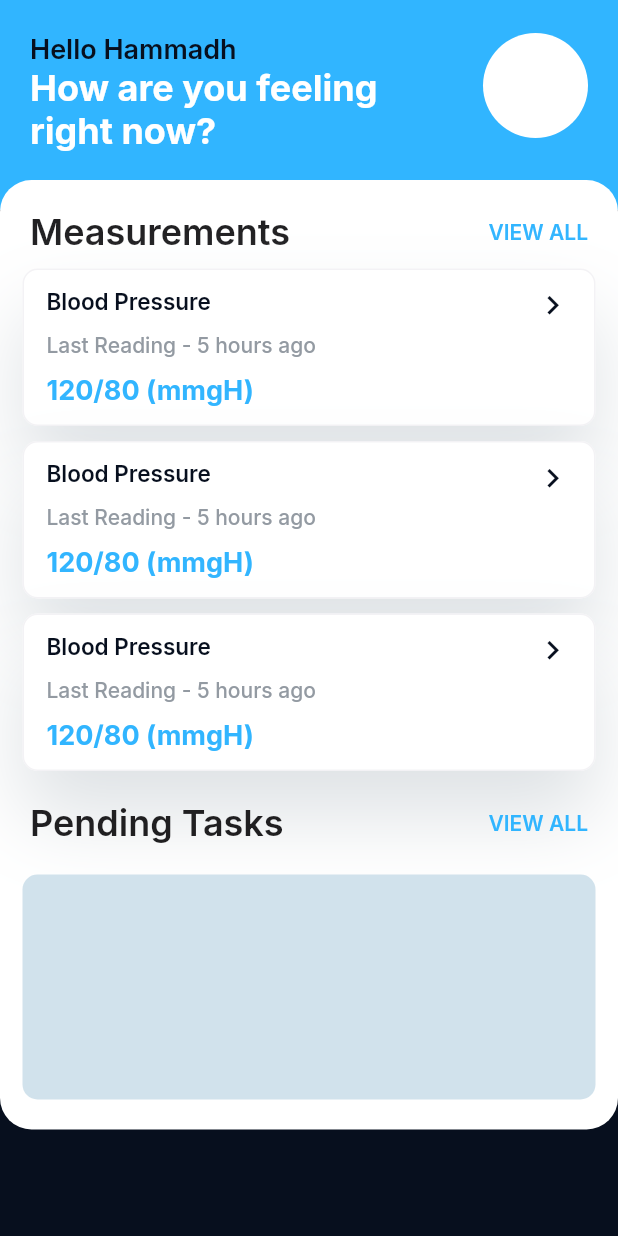
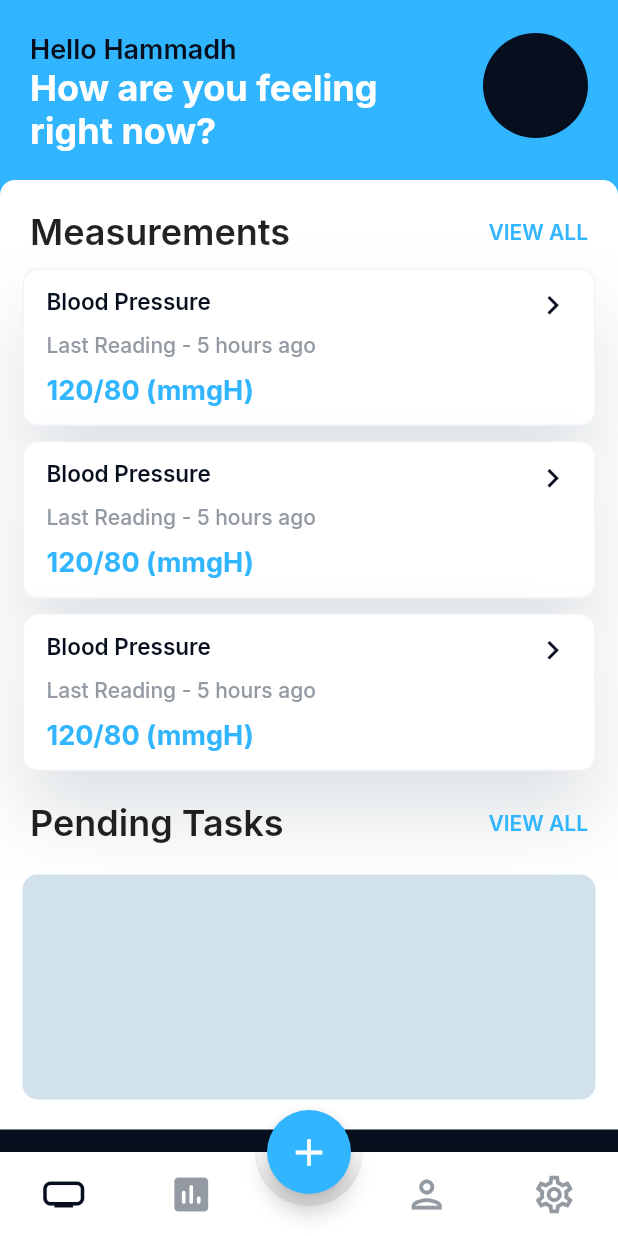
Before and after one commit to hammvdh/vitalrpm, a Flutter app: the screen it shows after launch, after a tap on "Don't have an account yet?", on a phone screen of 412 x 824 dp. Run offline on Flutter 3.47's test engine with Material 2 defaults, Android fonts, the light colour scheme and no system bars; drawn by our look-alikes of animated_bottom_navigation_bar; our stand-ins replace firebase_auth, firebase_core, flutter_local_notifications, google_fonts, shared_preferences; accounts and stored records are empty.

Commit message:
animated_bottom_navigation_bar

```diff
--- a/implementation/vitalrpm/lib/const/color_const.dart
+++ b/implementation/vitalrpm/lib/const/color_const.dart
@@ -3,7 +3,7 @@ import 'package:flutter/material.dart';
 class AppColors {
   static Color blue = const Color(0xFF31B5FF);
   static Color darkBlue = const Color(0xFF070F1E);
-  static Color grey = const Color(0xFFF6F6F6);
+  static Color grey = const Color(0xFF939AA2);
   static Color textgrey = const Color(0xFF939AA2);
   static Color textblack = const Color(0xFF201F21);
 }
--- a/implementation/vitalrpm/lib/screens/home_dashboard.dart
+++ b/implementation/vitalrpm/lib/screens/home_dashboard.dart
@@ -2,6 +2,7 @@ import 'package:flutter/material.dart';
 import 'package:google_fonts/google_fonts.dart';
 import 'package:vitalrpm/const/color_const.dart';
 import '../app_localizations.dart';
+import 'package:animated_bottom_navigation_bar/animated_bottom_navigation_bar.dart';
 
 class HomeDashboard extends StatefulWidget {
   const HomeDashboard({Key? key}) : super(key: key);
@@ -22,16 +23,52 @@ class _HomeDashboardState extends State<HomeDashboard> {
     super.initState();
   }
 
+  final iconList = <IconData>[
+    Icons.home_max_outlined,
+    Icons.assessment_rounded,
+    Icons.person_outlined,
+    Icons.settings_outlined,
+  ];
+  var bottomNavIndex = 0;
+
   @override
   Widget build(BuildContext context) {
     local = AppLocalizations.of(context)!;
     screenWidth = MediaQuery.of(context).size.width;
+
     return WillPopScope(
       onWillPop: () async {
         return false;
       },
       child: Scaffold(
+        extendBody: true, // very important as noted
         backgroundColor: AppColors.darkBlue,
+        floatingActionButton: FloatingActionButton(
+          backgroundColor: AppColors.blue,
+          onPressed: (() => {}),
+          child: const Icon(
+            Icons.add,
+            color: Colors.white,
+            size: 30,
+          ),
+        ),
+        floatingActionButtonLocation: FloatingActionButtonLocation.centerDocked,
+        bottomNavigationBar: Container(
+          color: Colors.white,
+          child: AnimatedBottomNavigationBar(
+            elevation: 10,
+            backgroundColor: Colors.white,
+            icons: iconList,
+            iconSize: 30,
+            activeIndex: bottomNavIndex,
+            activeColor: AppColors.darkBlue,
+            inactiveColor: AppColors.grey,
+            gapLocation: GapLocation.center,
+            notchSmoothness: NotchSmoothness.softEdge,
+            onTap: (index) => setState(() => bottomNavIndex = index),
+            //other params
+          ),
+        ),
         body: SafeArea(
           child: SingleChildScrollView(
             child: Stack(
@@ -77,8 +114,9 @@ class _HomeDashboardState extends State<HomeDashboard> {
                           height: 70,
                           width: 70,
                           decoration: BoxDecoration(
-                                color: Colors.white,
-                                borderRadius: BorderRadius.circular(50)),
+                            color: AppColors.darkBlue,
+                            borderRadius: BorderRadius.circular(50),
+                          ),
                         )
                       ],
                     ),
@@ -87,9 +125,12 @@ class _HomeDashboardState extends State<HomeDashboard> {
                 Container(
                   width: screenWidth,
                   margin: const EdgeInsets.only(top: 120),
-                    decoration: BoxDecoration(
+                  decoration: const BoxDecoration(
                     color: Colors.white,
-                      borderRadius: BorderRadius.circular(21),
+                    borderRadius: BorderRadius.only(
+                      topLeft: Radius.circular(10),
+                      topRight: Radius.circular(10),
+                    ),
                   ),
                   child: Column(
                       mainAxisAlignment: MainAxisAlignment.start,
@@ -258,7 +299,8 @@ class _HomeDashboardState extends State<HomeDashboard> {
               ],
             ),
           ),
-          )),
+        ),
+      ),
     );
   }
 }
--- a/implementation/vitalrpm/pubspec.yaml
+++ b/implementation/vitalrpm/pubspec.yaml
@@ -35,6 +35,7 @@ dependencies:
   google_fonts: ^3.0.1
   provider: ^6.0.5
   shared_preferences: ^2.0.17
+  animated_bottom_navigation_bar: ^1.1.0+1
 
 dev_dependencies:
   flutter_test:
```
Also changed, not shown: implementation/vitalrpm/pubspec.lock. Lines whose indentation alone changed are shown as unchanged.
